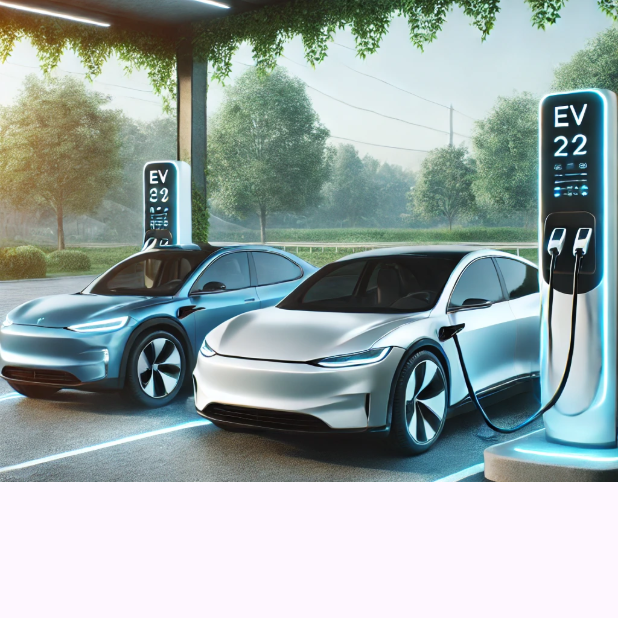
After one commit to RamyIsaac/ev_charging_app, a Flutter app: the StationDetailsView screen opened by its route, on a phone screen of 412 x 824 dp, the top half of it. The commit adds this screen. Run offline on Flutter 3.47's test engine with Material 3 defaults, Android fonts, the phone set to English and light mode, and no system bars; our stand-ins replace firebase_auth, firebase_core, go_router, google_maps_flutter, google_sign_in, location and 1 more; missing offline and left inert: flutter_polyline_points; accounts and stored records are empty.

Commit message:
create station details view

```diff
--- a/lib/core/utils/app_router.dart
+++ b/lib/core/utils/app_router.dart
@@ -2,6 +2,7 @@ import 'package:ev_charging/features/auth/presentation/login_view.dart';
 import 'package:ev_charging/features/auth/presentation/signup_view.dart';
 import 'package:ev_charging/features/enRoute/presentation/en_route_view.dart';
 import 'package:ev_charging/features/favourite/presentation/favourite_view.dart';
+import 'package:ev_charging/features/favourite/presentation/station_details_view.dart';
 import 'package:ev_charging/features/home/presentation/home_view.dart';
 import 'package:ev_charging/features/profile/presentation/FAQS_view.dart';
 import 'package:ev_charging/features/profile/presentation/edit_profile_view.dart';
@@ -28,6 +29,8 @@ abstract class AppRouter {
       '/homeView/profileView/termsAndConditionsView';
   static const kFAQsView = '/homeView/profileView/faqsView';
   static const kPrivacyPolicyView = '/homeView/profileView/privacyPolicyView';
+  //favourite feature views
+  static const kStationDetailsView = '/favouriteView/stationDetailsView';
   static final router = GoRouter(
     routes: [
       // auth feature views
@@ -80,6 +83,11 @@ abstract class AppRouter {
         path: kPrivacyPolicyView,
         builder: (context, state) => const PrivacyPolicyView(),
       ),
+
+      //favourite feature views
+      GoRoute(
+          path: kStationDetailsView,
+          builder: (context, state) => const StationDetailsView()),
     ],
   );
 }
--- /dev/null
+++ b/lib/features/enRoute/presentation/widgets/custom_backround_image.dart
@@ -0,0 +1,17 @@
+import 'package:flutter/material.dart';
+
+class CustomBackgroundImage extends StatelessWidget {
+  const CustomBackgroundImage({
+    super.key,
+  });
+
+  @override
+  Widget build(BuildContext context) {
+    return Image.asset(
+      'assets/images/charging_cars.webp',
+      fit: BoxFit.cover,
+      height: MediaQuery.of(context).size.height * 0.39,
+      width: double.infinity,
+    );
+  }
+}
--- /dev/null
+++ b/lib/features/favourite/presentation/station_details_view.dart
@@ -0,0 +1,14 @@
+import 'package:ev_charging/features/favourite/presentation/widgets/station_details_view_body.dart';
+import 'package:flutter/material.dart';
+
+class StationDetailsView extends StatelessWidget {
+  const StationDetailsView({super.key});
+
+  @override
+  Widget build(BuildContext context) {
+    return SafeArea(
+        child: Scaffold(
+      body: StationDetailsViewBody(),
+    ));
+  }
+}
--- /dev/null
+++ b/lib/features/favourite/presentation/widgets/station_details_view_body.dart
@@ -0,0 +1,15 @@
+import 'package:ev_charging/features/enRoute/presentation/widgets/custom_backround_image.dart';
+import 'package:flutter/material.dart';
+
+class StationDetailsViewBody extends StatelessWidget {
+  const StationDetailsViewBody({super.key});
+
+  @override
+  Widget build(BuildContext context) {
+    return ListView(
+      children: const [
+        CustomBackgroundImage(),
+      ],
+    );
+  }
+}
```
Also changed, not shown: lib/features/enRoute/presentation/widgets/en_route_view_body.dart (+5 -9 lines), lib/features/favourite/presentation/widgets/favourite_view_body.dart (+25 -3 lines), lib/features/home/presentation/home_view.dart (+45 -3 lines), lib/features/home/presentation/widgets/home_view_body.dart (+7 -8 lines), assets/Icons/my_location_marker.jpeg (added).
